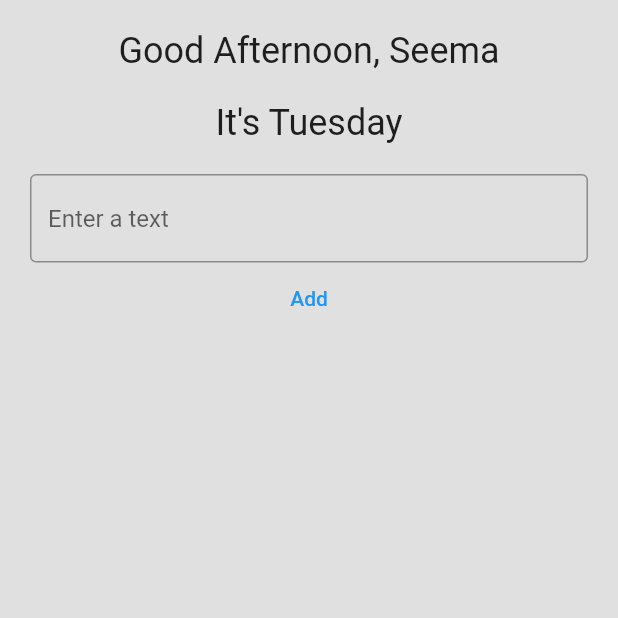
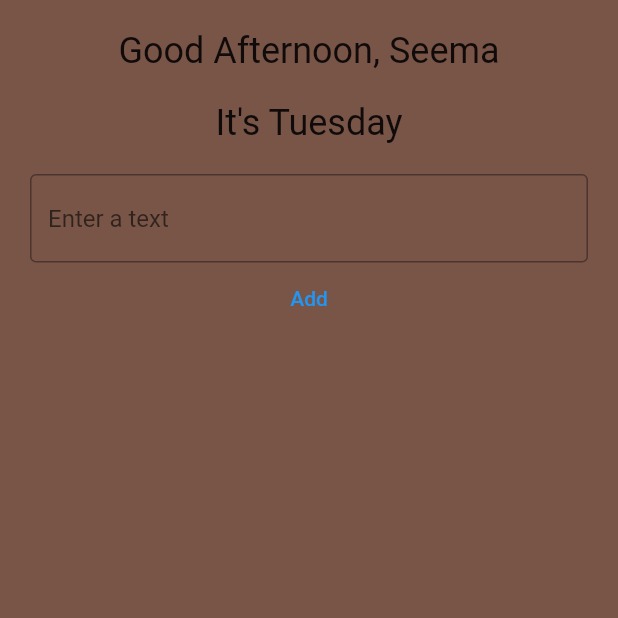
Before and after one commit to seemapoudel58/Flutter-ToDo-App, a Flutter app: the screen it shows after launch, on a phone screen of 412 x 824 dp, the top half of it. Run offline on Flutter 3.47's test engine with Material 2 defaults, Android fonts, the phone set to English and light mode, and no system bars; our stand-ins replace get.

Commit message:
Second commit

```diff
--- a/lib/screens/home_screen.dart
+++ b/lib/screens/home_screen.dart
@@ -18,7 +18,7 @@ class _HomeScreenState extends State<HomeScreen> {
   @override
   Widget build(BuildContext context) {
     return Scaffold(
-      backgroundColor: Colors.grey.shade300,
+      backgroundColor: Colors.brown,
       body: SafeArea(
         child: SingleChildScrollView(
           child: Padding(
```
